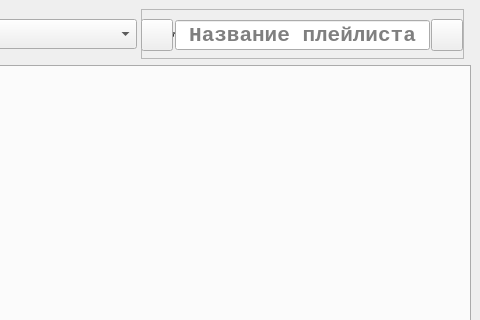
This is Python/PlayListStore_4.0/GUI/MainForm.ui in Kamikoto-sama/Kamis-Code as Qt 5 draws it before an edit; both pictures show x 420 to 900 and y 0 to 320 of the 900 by 620 pixel window. The edited form follows.
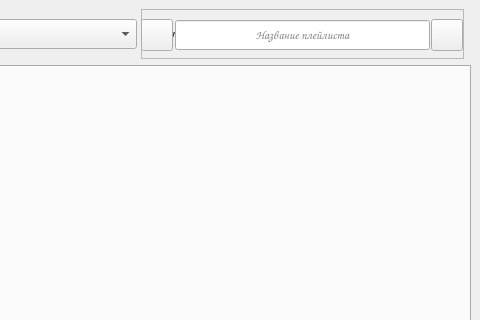
This is the edited form. Icons and pictures are not drawn.

```diff
--- a/Python/PlayListStore_4.0/GUI/MainForm.ui
+++ b/Python/PlayListStore_4.0/GUI/MainForm.ui
@@ -227,14 +227,6 @@
             <height>30</height>
            </rect>
           </property>
-          <property name="font">
-           <font>
-            <family>Consolas</family>
-            <pointsize>16</pointsize>
-            <weight>75</weight>
-            <bold>true</bold>
-           </font>
-          </property>
           <property name="toolTip">
            <string>&lt;html&gt;&lt;head/&gt;&lt;body&gt;&lt;p&gt;&lt;span style=&quot; font-size:12pt; font-weight:600;&quot;&gt;Введите название плейлиста&lt;/span&gt;&lt;/p&gt;&lt;/body&gt;&lt;/html&gt;</string>
           </property>
```
Left out of the diff: 6 changed lines with no effect on the pictures.
